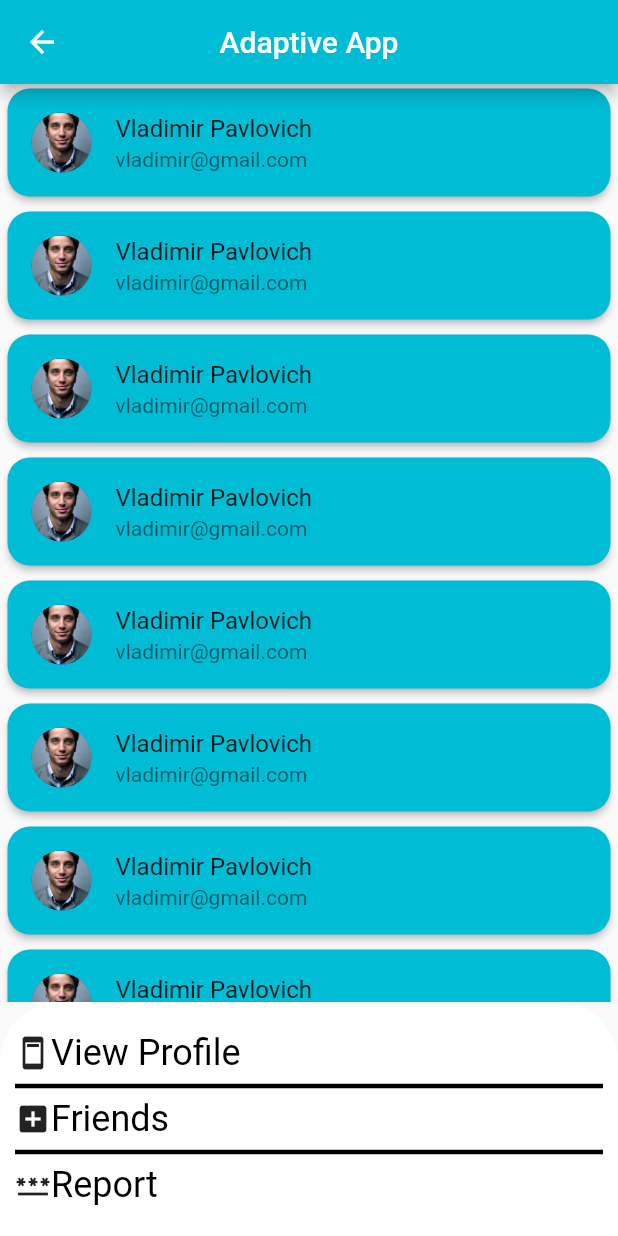
After one commit to barganaev/Advanced-Widgets, a Flutter app: the AdaptiveScreen screen opened directly, scrolled down 576 dp, after a tap on "Vladimir Pavlovich", on a phone screen of 412 x 824 dp. The commit adds this screen. Run offline on Flutter 3.47's test engine with Material 2 defaults, Android fonts, the phone set to English and light mode, and no system bars; our stand-ins replace popover, webview_flutter.

Commit message:
added: Мультиплатформенные решения

```diff
--- a/advanced_widgets/lib/main.dart
+++ b/advanced_widgets/lib/main.dart
@@ -1,5 +1,5 @@
 import 'package:advanced_widgets/screens/main_screen.dart';
-import 'package:advanced_widgets/screens/theme_screen.dart';
+import 'package:advanced_widgets/screens/theme_pages/theme_screen.dart';
 import 'package:flutter/material.dart';
 import 'package:provider/provider.dart';
 
--- a/advanced_widgets/lib/main_cupertino.dart
+++ b/advanced_widgets/lib/main_cupertino.dart
@@ -1,5 +1,5 @@
 import 'package:advanced_widgets/screens/main_screen.dart';
-import 'package:advanced_widgets/screens/theme_cupertion_screen.dart';
+import 'package:advanced_widgets/screens/theme_pages/theme_cupertion_screen.dart';
 import 'package:flutter/cupertino.dart';
 import 'package:flutter/material.dart';
 import 'package:provider/provider.dart';
--- /dev/null
+++ b/advanced_widgets/lib/screens/cross_platform_pages/adaptive_screen.dart
@@ -0,0 +1,334 @@
+import 'package:flutter/material.dart';
+import 'package:popover/popover.dart';
+
+class AdaptiveScreen extends StatefulWidget {
+  const AdaptiveScreen({super.key});
+
+  @override
+  State<AdaptiveScreen> createState() => _AdaptiveScreenState();
+}
+
+class _AdaptiveScreenState extends State<AdaptiveScreen> {
+
+  @override
+  void initState() {
+    // TODO: implement initState
+    super.initState();
+    WidgetsBinding.instance.addPostFrameCallback((_) {
+
+    });
+  }
+
+  @override
+  Widget build(BuildContext context) {
+    var width_of_screen = MediaQuery.of(context).size.width;
+    return width_of_screen < 1250 // 720
+
+    // case 1: short width
+    ? SafeArea(
+      child: Scaffold(
+        appBar: AppBar(
+          title: const Text('Adaptive App'),
+          centerTitle: true,
+          backgroundColor: Colors.cyan
+        ),
+        body: ListView.builder(
+          itemCount: 30,
+          itemBuilder: (context, index) {
+            return Padding(
+              padding: const EdgeInsets.all(1.0),
+              child: GestureDetector(
+                onTap: () {
+                  showBottomSheet(
+                    context: context,
+                    builder: (context) {
+                      return Container(
+                        padding: EdgeInsets.symmetric(
+                          horizontal: 10,
+                          vertical: 20
+                        ),
+                        clipBehavior: Clip.antiAlias,
+                        decoration: BoxDecoration(
+                          color: Theme.of(context).cardColor,
+                          borderRadius: const BorderRadius.only(
+                            topLeft: Radius.circular(40),
+                            topRight: Radius.circular(40),
+                          ),
+                        ),
+                        child: Column(
+                          mainAxisSize: MainAxisSize.min,
+                          children: [
+                            InkWell(
+                              onTap: () {
+                                Navigator.pop(context);
+                              },
+                              child: Row(
+                                children: [
+                                  Icon(Icons.ad_units),
+                                  Text(
+                                    'View Profile',
+                                    style: TextStyle(
+                                      fontSize: 24,
+                                      color: Colors.black
+                                    ),
+                                  )
+                                ],
+                              ),
+                            ),
+
+                            // Divider
+                            Divider(
+                              thickness: 3,
+                              color: Colors.black,
+                            ),
+
+                            InkWell(
+                              onTap: () {
+                                Navigator.pop(context);
+                              },
+                              child: Row(
+                                children: [
+                                  Icon(Icons.add_box),
+                                  Text(
+                                    'Friends',
+                                    style: TextStyle(
+                                      fontSize: 24,
+                                      color: Colors.black
+                                    ),
+                                  )
+                                ],
+                              ),
+                            ),
+
+                            // Divider
+                            Divider(
+                              thickness: 3,
+                              color: Colors.black,
+                            ),
+
+                            InkWell(
+                              onTap: () {
+                                Navigator.pop(context);
+                              },
+                              child: Row(
+                                children: [
+                                  Icon(Icons.password),
+                                  Text(
+                                    'Report',
+                                    style: TextStyle(
+                                      fontSize: 24,
+                                      color: Colors.black
+                                    ),
+                                  )
+                                ],
+                              ),
+                            ),
+                          ],
+                        ),
+                      );
+                    }
+                  );
+                },
+                child: Card(
+                  color: Colors.cyan,
+                  shape: RoundedRectangleBorder(
+                    borderRadius: BorderRadius.circular(15)
+                  ),
+                  elevation: 2,
+                  child: ListTile(
+                    leading: CircleAvatar(
+                      backgroundImage: AssetImage('assets/images/user1.jpg'),
+                    ),
+                    title: Text('Vladimir Pavlovich'),
+                    subtitle: Text('vladimir@gmail.com'),
+                  ),
+                ),
+              ),
+            );
+          }
+        )
+      ),
+    )
+
+     // case 2: tall width
+    :  SafeArea(
+      child: Scaffold(
+          body: Row(
+            children: [
+              Container(
+                padding: EdgeInsets.only(top: 20),
+                color: Colors.cyan,
+                width: MediaQuery.of(context).size.width * 0.25,
+                height: MediaQuery.of(context).size.height,
+                child: Center(
+                  child: Align(
+                    alignment: Alignment.topCenter,
+                    child: Text(
+                      'Adaptive App',
+                      style: TextStyle(
+                        color: Colors.black,
+                        fontWeight: FontWeight.bold,
+                        fontSize: 30
+                      ),
+                    ),
+                  ),
+                ),
+              ),
+              Expanded(
+                child: Padding(
+                  padding: const EdgeInsets.all(10.0),
+                  child: GridView.builder(
+                    gridDelegate: const SliverGridDelegateWithFixedCrossAxisCount(
+                      crossAxisCount: 3
+                    ),
+                    itemCount: 30,
+                    itemBuilder: (context, index) {
+                      return Padding(
+                        padding: const EdgeInsets.all(15.0),
+                        child: Builder(
+                          builder: (context) {
+                            return GestureDetector(
+                              onTap: () {
+                                // show the popover
+                                showPopover(
+                                  context: context,
+                                  bodyBuilder: (context) {
+                                    return Container(
+                                      width: 200,
+                                          padding: EdgeInsets.symmetric(
+                                            horizontal: 10,
+                                            vertical: 20
+                                          ),
+                                          clipBehavior: Clip.antiAlias,
+                                          decoration: BoxDecoration(
+                                            color: Theme.of(context).cardColor,
+                                            borderRadius: const BorderRadius.only(
+                                              topLeft: Radius.circular(40),
+                                              topRight: Radius.circular(40),
+                                            ),
+                                          ),
+                                          child: Column(
+                                            mainAxisSize: MainAxisSize.min,
+                                            children: [
+                                              InkWell(
+                                                onTap: () {
+                                                  Navigator.pop(context);
+                                                },
+                                                child: Row(
+                                                  children: [
+                                                    Icon(Icons.ad_units),
+                                                    Text(
+                                                      'View Profile',
+                                                      style: TextStyle(
+                                                        fontSize: 24,
+                                                        color: Colors.black
+                                                      ),
+                                                    )
+                                                  ],
+                                                ),
+                                              ),
+
+                                              // Divider
+                                              Divider(
+                                                thickness: 3,
+                                                color: Colors.black,
+                                              ),
+
+                                              InkWell(
+                                                onTap: () {
+                                                  Navigator.pop(context);
+                                                },
+                                                child: Row(
+                                                  children: [
+                                                    Icon(Icons.add_box),
+                                                    Text(
+                                                      'Friends',
+                                                      style: TextStyle(
+                                                        fontSize: 24,
+                                                        color: Colors.black
+                                                      ),
+                                                    )
+                                                  ],
+                                                ),
+                                              ),
+
+                                              // Divider
+                                              Divider(
+                                                thickness: 3,
+                                                color: Colors.black,
+                                              ),
+
+                                              InkWell(
+                                                onTap: () {
+                                                  Navigator.pop(context);
+                                                },
+                                                child: Row(
+                                                  children: [
+                                                    Icon(Icons.password),
+                                                    Text(
+                                                      'Report',
+                                                      style: TextStyle(
+                                                        fontSize: 24,
+                                                        color: Colors.black
+                                                      ),
+                                                    )
+                                                  ],
+                                                ),
+                                              ),
+                                            ],
+                                          ),
+                                        );
+                                  }
+                                );
+                              },
+                              child: Card(
+                                color: Colors.cyan,
+                                shape: RoundedRectangleBorder(
+                                  borderRadius: BorderRadius.circular(15)
+                                ),
+                                elevation: 2,
+                                child: Column(
+                                  mainAxisAlignment: MainAxisAlignment.center,
+                                  children: [
+                                    CircleAvatar(
+                                      radius: 60,
+                                      backgroundImage: AssetImage('assets/images/user1.jpg'),
+                                    ),
+                                    Text(
+                                      'Vladimir Parlovich',
+                                      style: TextStyle(
+                                        color: Colors.black,
+                                        fontWeight: FontWeight.bold
+                                      ),
+                                    ),
+                                    Text(
+                                      'vladimir@gmail.com',
+                                      style: TextStyle(
+                                        color: Colors.black,
+                                        fontWeight: FontWeight.bold,
+                                      ),
+                                    )
+                                  ],
+                                )
+                                // ListTile(
+                                //   leading: CircleAvatar(
+                                //     backgroundImage: AssetImage('assets/images/user1.jpg'),
+                                //   ),
+                                //   title: Text('Vladimir Pavlovich'),
+                                //   subtitle: Text('vladimir@gmail.com'),
+                                // ),
+                              ),
+                            );
+                          }
+                        ),
+                      );
+                    }
+                  ),
+                ),
+              ),
+            ],
+          ),
+        ),
+    );
+  }
+}
--- a/advanced_widgets/pubspec.yaml
+++ b/advanced_widgets/pubspec.yaml
@@ -13,7 +13,9 @@ dependencies:
 
   cupertino_icons: ^1.0.2
   provider: ^6.0.5
-  flutter_inner_drawer: ^1.0.0+1
+  http: ^1.1.0
+  webview_flutter: ^4.2.4
+  popover: ^0.2.8+2
 
 dev_dependencies:
   flutter_test:
```
Also changed, not shown: advanced_widgets/lib/screens/cross_platform_pages/data_shower_screen.dart (added, +133 -0 lines), advanced_widgets/lib/screens/cross_platform_pages/webview_shower_screen.dart (added, +163 -0 lines), advanced_widgets/lib/screens/main_screen.dart (+36 -2 lines), advanced_widgets/assets/images/user1.jpg (added), advanced_widgets/lib/screens/theme_pages/theme_cupertion_screen.dart (renamed from advanced_widgets/lib/screens/theme_cupertion_screen.dart), advanced_widgets/lib/screens/theme_pages/theme_screen.dart (renamed from advanced_widgets/lib/screens/theme_screen.dart), advanced_widgets/lib/screens/weather_pages/weather_screen.dart (renamed from advanced_widgets/lib/screens/weather_screen.dart), advanced_widgets/pubspec.lock, 2 other files.
